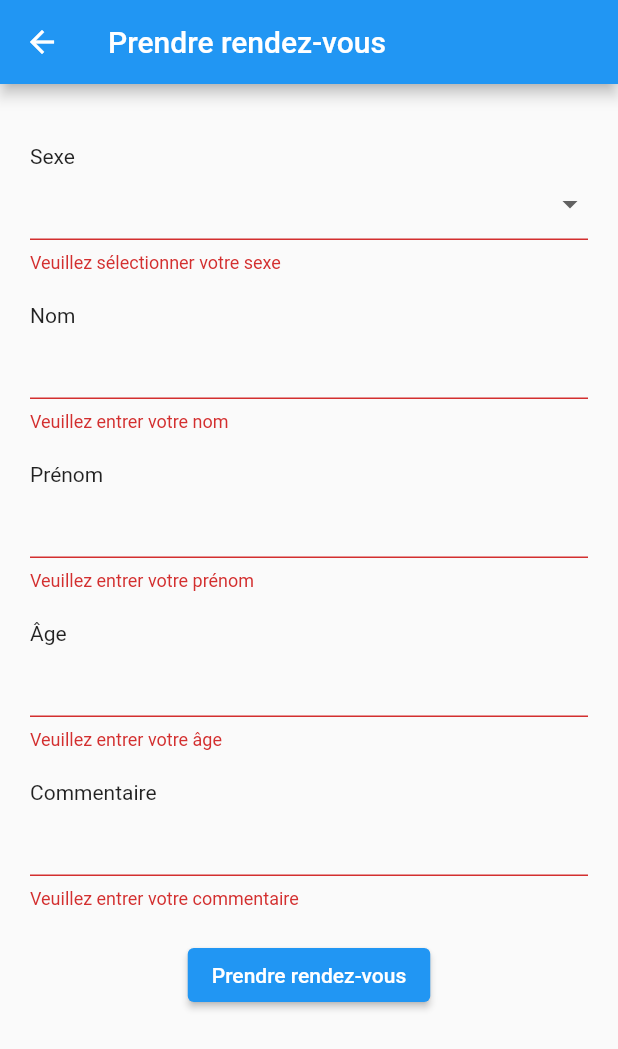
After one commit to PaakuPakuu/bilotcod, a Flutter app: the AppointmentForm screen opened directly, after a tap on "Prendre rendez-vous", on a phone screen of 412 x 824 dp. The commit adds this screen. Shown: the top 1049 px of the screen. Run offline on Flutter 3.47's test engine with Material 2 defaults, Android fonts, the light colour scheme and no system bars; our stand-ins replace cloud_firestore, firebase_auth, firebase_core, go_router, syncfusion_flutter_calendar; missing offline and left inert: firebase_ui_auth; accounts and stored records are empty.

Commit message:
liste praticien, page praticien, formulaire rdv

```diff
--- /dev/null
+++ b/bilotcode_patient/lib/models/patient.dart
@@ -0,0 +1,8 @@
+class Patient {
+  String nom;
+  String prenom;
+  String sexe;
+  int age;
+
+  Patient(this.nom, this.prenom, this.sexe, this.age);
+}
--- /dev/null
+++ b/bilotcode_patient/lib/models/praticien.dart
@@ -0,0 +1,8 @@
+class Praticien {
+  String nom;
+  String prenom;
+  String adresse;
+  String specialite;
+
+  Praticien(this.nom, this.prenom, this.adresse, this.specialite);
+}
--- /dev/null
+++ b/bilotcode_patient/lib/models/rdv.dart
@@ -0,0 +1,6 @@
+class Rdv {
+  DateTime date;
+  int durationInMinutes;
+
+  Rdv({required this.date, required this.durationInMinutes});
+}
--- /dev/null
+++ b/bilotcode_patient/lib/widgets/rdv_form.dart
@@ -0,0 +1,145 @@
+// ignore_for_file: avoid_print
+
+import 'package:flutter/material.dart';
+
+class AppointmentForm extends StatefulWidget {
+  const AppointmentForm({super.key});
+
+  @override
+  State<AppointmentForm> createState() => _AppointmentFormState();
+}
+
+class _AppointmentFormState extends State<AppointmentForm> {
+  final _formKey = GlobalKey<FormState>();
+  String? _selectedSexe;
+  String? _name;
+  String? _firstName;
+  int? _age;
+  String? _comment;
+
+  final List<String> _sexes = ['Homme', 'Femme', 'Autre'];
+
+  @override
+  Widget build(BuildContext context) {
+    return Scaffold(
+      appBar: AppBar(
+        title: const Text('Prendre rendez-vous'),
+      ),
+      body: SingleChildScrollView(
+        child: Container(
+          padding: const EdgeInsets.all(20),
+          child: Form(
+            key: _formKey,
+            child: Column(
+              crossAxisAlignment: CrossAxisAlignment.start,
+              children: <Widget>[
+                const SizedBox(height: 20),
+                const Text('Sexe'),
+                DropdownButtonFormField(
+                  value: _selectedSexe,
+                  items: _sexes.map((sexe) {
+                    return DropdownMenuItem(
+                      value: sexe,
+                      child: Text(sexe),
+                    );
+                  }).toList(),
+                  onChanged: (newValue) {
+                    setState(() {
+                      _selectedSexe = newValue!;
+                    });
+                  },
+                  validator: (value) {
+                    if (value == null) {
+                      return 'Veuillez sélectionner votre sexe';
+                    }
+                    return null;
+                  },
+                ),
+                const SizedBox(height: 20),
+                const Text('Nom'),
+                TextFormField(
+                  onChanged: (value) {
+                    setState(() {
+                      _name = value;
+                    });
+                  },
+                  validator: (value) {
+                    if (value!.isEmpty) {
+                      return 'Veuillez entrer votre nom';
+                    }
+                    return null;
+                  },
+                ),
+                const SizedBox(height: 20),
+                const Text('Prénom'),
+                TextFormField(
+                  onChanged: (value) {
+                    setState(() {
+                      _firstName = value;
+                    });
+                  },
+                  validator: (value) {
+                    if (value!.isEmpty) {
+                      return 'Veuillez entrer votre prénom';
+                    }
+                    return null;
+                  },
+                ),
+                const SizedBox(height: 20),
+                const Text('Âge'),
+                TextFormField(
+                  keyboardType: TextInputType.number,
+                  onChanged: (value) {
+                    setState(() {
+                      _age = int.tryParse(value)!;
+                    });
+                  },
+                  validator: (value) {
+                    if (value!.isEmpty) {
+                      return 'Veuillez entrer votre âge';
+                    }
+                    if (int.tryParse(value) == null) {
+                      return 'Veuillez entrer un nombre';
+                    }
+                    return null;
+                  },
+                ),
+                const SizedBox(height: 20),
+                const Text('Commentaire'),
+                TextFormField(
+                  onChanged: (value) {
+                    setState(() {
+                      _comment = value;
+                    });
+                  },
+                  validator: (value) {
+                    if (value!.isEmpty) {
+                      return 'Veuillez entrer votre commentaire';
+                    }
+                    return null;
+                  },
+                ),
+                const SizedBox(height: 20),
+                Center(
+                  child: ElevatedButton(
+                    onPressed: () {
+                      if (_formKey.currentState?.validate() ?? false) {
+                        // Envoyer les données du formulaire
+                        print('Sexe: $_selectedSexe');
+                        print('Nom: $_name');
+                        print('Prénom: $_firstName');
+                        print('Âge: $_age');
+                        print('Commentaire: $_comment');
+                      }
+                    },
+                    child: const Text('Prendre rendez-vous'),
+                  ),
+                ),
+              ],
+            ),
+          ),
+        ),
+      ),
+    );
+  }
+}
--- a/bilotcode_patient/pubspec.yaml
+++ b/bilotcode_patient/pubspec.yaml
@@ -35,6 +35,12 @@ dependencies:
   # The following adds the Cupertino Icons font to your application.
   # Use with the CupertinoIcons class for iOS style icons.
   cupertino_icons: ^1.0.2
+  firebase_core: ^2.7.0
+  firebase_auth: ^4.2.9
+  cloud_firestore: ^4.4.3
+  provider: ^6.0.5
+  firebase_ui_auth: ^1.1.15
+  go_router: ^6.2.0
 
 dev_dependencies:
   flutter_test:
--- a/bilotcode_praticien/lib/pages/calendar_page.dart
+++ b/bilotcode_praticien/lib/pages/calendar_page.dart
@@ -5,10 +5,10 @@ class CalendarPage extends StatefulWidget {
   const CalendarPage({super.key});
 
   @override
-  CalendarPageState createState() => CalendarPageState();
+  State<CalendarPage> createState() => _CalendarPageState();
 }
 
-class CalendarPageState extends State<CalendarPage> {
+class _CalendarPageState extends State<CalendarPage> {
   @override
   Widget build(BuildContext context) {
     return const Calendrier();
--- a/bilotcode_praticien/lib/pages/home_page.dart
+++ b/bilotcode_praticien/lib/pages/home_page.dart
@@ -11,10 +11,10 @@ class HomePage extends StatefulWidget {
   const HomePage({super.key});
 
   @override
-  HomePageState createState() => HomePageState();
+  State<HomePage> createState() => _HomePageState();
 }
 
-class HomePageState extends State<HomePage> {
+class _HomePageState extends State<HomePage> {
   int _currentIndex = 0;
 
   final List<Widget> _pages = const [
--- a/bilotcode_praticien/lib/pages/list_page.dart
+++ b/bilotcode_praticien/lib/pages/list_page.dart
@@ -8,10 +8,10 @@ class ListPage extends StatefulWidget {
   const ListPage({super.key});
 
   @override
-  ListPageState createState() => ListPageState();
+  State<ListPage> createState() => _ListPageState();
 }
 
-class ListPageState extends State<ListPage> {
+class _ListPageState extends State<ListPage> {
   @override
   Widget build(BuildContext context) {
     return ListView(
--- a/bilotcode_praticien/lib/widgets/my_calendrier.dart
+++ b/bilotcode_praticien/lib/widgets/my_calendrier.dart
@@ -11,10 +11,10 @@ class Calendrier extends StatefulWidget {
   const Calendrier({super.key});
 
   @override
-  CalendrierState createState() => CalendrierState();
+  State<Calendrier> createState() => _CalendrierState();
 }
 
-class CalendrierState extends State<Calendrier> {
+class _CalendrierState extends State<Calendrier> {
   @override
   Widget build(BuildContext context) {
     return SfCalendar(
```
Also changed, not shown: bilotcode_patient/lib/app_state.dart (added, +34 -0 lines), bilotcode_patient/lib/main.dart (+27 -125 lines), bilotcode_patient/lib/pages/home_page.dart (added, +62 -0 lines), bilotcode_patient/lib/pages/liste_praticiens_page.dart (added, +94 -0 lines), bilotcode_patient/lib/pages/patient_rdvs_page.dart (added, +20 -0 lines), bilotcode_patient/lib/pages/praticien_page.dart (added, +78 -0 lines), bilotcode_patient/lib/widgets/datepicker.dart (added, +37 -0 lines), bilotcode_patient/lib/widgets/praticien_list_item.dart (added, +17 -0 lines), bilotcode_praticien/lib/pages/detail_rdv_page.dart (+5 -10 lines), bilotcode_patient/lib/firebase_options.dart (added), bilotcode_patient/pubspec.lock, 12 other files.
